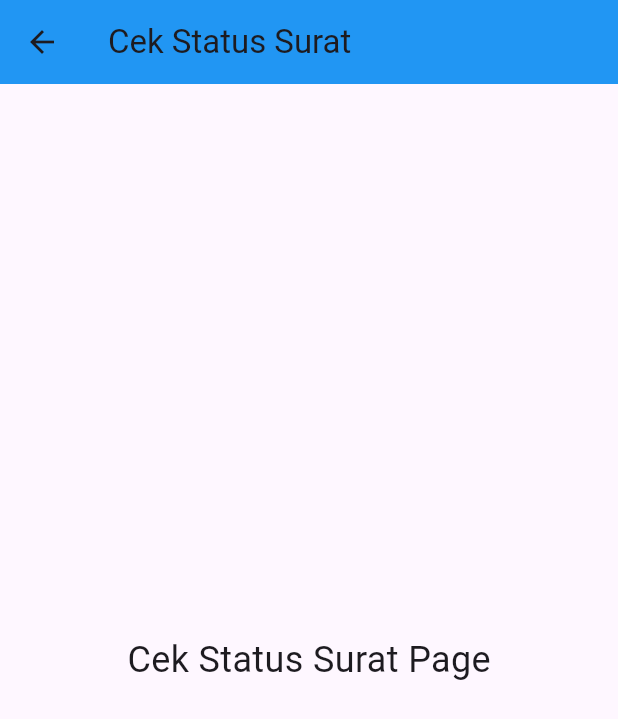
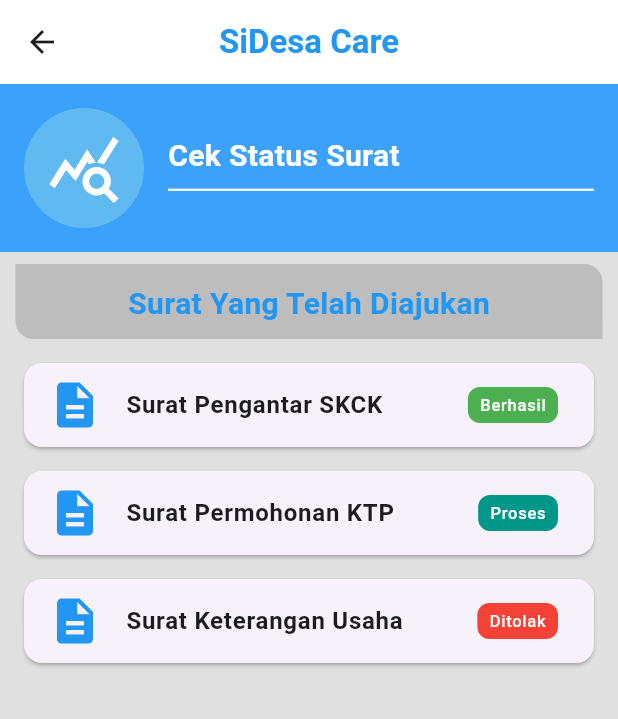
Before and after one commit to sutrisnoadit/sidesacare, a Flutter app: the DashboardClientView screen opened by its route, after a tap on "Cek Status Surat", on a phone screen of 412 x 824 dp. Shown: the top 719 px of the screen. Run offline on Flutter 3.47's test engine with Material 3 defaults, Android fonts, the phone set to English and light mode, and no system bars; our stand-ins replace get.

Commit message:
cek layanan surat

```diff
--- /dev/null
+++ b/lib/app/components/card_surat.dart
@@ -0,0 +1,42 @@
+import 'package:flutter/material.dart';
+class SuratCard extends StatelessWidget {
+  final String title;
+  final String status;
+  final Color color;
+
+  const SuratCard({
+    Key? key,
+    required this.title,
+    required this.status,
+    required this.color,
+  }) : super(key: key);
+
+  @override
+  Widget build(BuildContext context) {
+    return Card(
+      margin: const EdgeInsets.symmetric(horizontal: 16, vertical: 8),
+      child: ListTile(
+        leading: const Icon(
+          Icons.description,
+          color: Colors.blue,
+          size: 36,
+        ),
+        title: Text(
+          title,
+          style: const TextStyle(fontSize: 16, fontWeight: FontWeight.bold),
+        ),
+        trailing: Container(
+          padding: const EdgeInsets.symmetric(horizontal: 8, vertical: 4),
+          decoration: BoxDecoration(
+            color: color,
+            borderRadius: BorderRadius.circular(8),
+          ),
+          child: Text(
+            status,
+            style: const TextStyle(color: Colors.white),
+          ),
+        ),
+      ),
+    );
+  }
+}
--- /dev/null
+++ b/lib/app/modules/cek_surat/bindings/cek_surat_binding.dart
@@ -0,0 +1,12 @@
+import 'package:get/get.dart';
+
+import '../controllers/cek_surat_controller.dart';
+
+class CekSuratBinding extends Bindings {
+  @override
+  void dependencies() {
+    Get.lazyPut<CekSuratController>(
+      () => CekSuratController(),
+    );
+  }
+}
--- /dev/null
+++ b/lib/app/modules/cek_surat/controllers/cek_surat_controller.dart
@@ -0,0 +1,23 @@
+import 'package:get/get.dart';
+
+class CekSuratController extends GetxController {
+  //TODO: Implement CekSuratController
+
+  final count = 0.obs;
+  @override
+  void onInit() {
+    super.onInit();
+  }
+
+  @override
+  void onReady() {
+    super.onReady();
+  }
+
+  @override
+  void onClose() {
+    super.onClose();
+  }
+
+  void increment() => count.value++;
+}
--- /dev/null
+++ b/lib/app/modules/cek_surat/views/cek_surat_view.dart
@@ -0,0 +1,111 @@
+import 'package:flutter/material.dart';
+import 'package:get/get.dart';
+import '../controllers/cek_surat_controller.dart';
+import '../../../components/card_surat.dart';
+class CekSuratView extends GetView<CekSuratController> {
+  const CekSuratView({super.key});
+
+  @override
+  Widget build(BuildContext context) {
+    return Scaffold(
+      backgroundColor: Colors.grey[300],
+      appBar: AppBar(
+        title: const Text(
+          'SiDesa Care',
+          style: TextStyle(color: Colors.blue, fontWeight: FontWeight.bold),
+        ),
+        centerTitle: true,
+        backgroundColor: Colors.white,
+      ),
+      body: Column(
+        children: [
+          Container(
+              decoration: BoxDecoration(
+                color: const Color(0xFF3BA1FA),
+                borderRadius: BorderRadius.circular(0),
+              ),
+              padding: const EdgeInsets.all(16),
+              child: const Row(
+                children: [
+                  CircleAvatar(
+                    radius: 40,
+                    backgroundColor: Color(0xFF60B9F1),
+                    child: Icon(Icons.query_stats_outlined, size: 50, color: Colors.white
+                    ),
+                  ),
+                  const SizedBox(width: 16),
+                  const Expanded(
+                    child: Column(
+                      crossAxisAlignment: CrossAxisAlignment.start,
+                      children: [
+                        Text(
+                          'Cek Status Surat',
+                          style: TextStyle(
+                            color: Colors.white,
+                            fontSize: 20,
+                            fontWeight: FontWeight.bold,
+                          ),
+                        ),
+
+                        Divider(
+                          color: Colors.white,
+                          thickness: 1.5,
+                        ),
+                      ],
+                    ),
+                  ),
+                ],
+              )),
+
+          Container(
+            margin: const EdgeInsets.symmetric(vertical: 8),
+            padding: const EdgeInsets.all(12.0),
+            width: MediaQuery.of(context).size.width * 0.95,
+            height: 50,
+            decoration: BoxDecoration(
+              color: Colors.grey[400],
+              borderRadius: const BorderRadius.only(
+                topRight: Radius.circular(12),
+                bottomLeft: Radius.circular(12),
+              )
+            ),
+
+
+            alignment: Alignment.center,
+            child: const Text(
+              'Surat Yang Telah Diajukan',
+              style: TextStyle(
+                color: Colors.blue,
+
+                fontSize: 20,
+                fontWeight: FontWeight.bold,
+              ),
+            ),
+          ),
+
+          Expanded(
+            child: ListView(
+              children: const [
+                SuratCard(
+                  title: 'Surat Pengantar SKCK',
+                  status: 'Berhasil',
+                  color: Colors.green,
+                ),
+                SuratCard(
+                  title: 'Surat Permohonan KTP',
+                  status: 'Proses',
+                  color: Colors.teal,
+                ),
+                SuratCard(
+                  title: 'Surat Keterangan Usaha',
+                  status: 'Ditolak',
+                  color: Colors.red,
+                ),
+              ],
+            ),
+          ),
+        ],
+      ),
+    );
+  }
+}
--- a/lib/app/modules/dashboardClient/views/dashboard_client_view.dart
+++ b/lib/app/modules/dashboardClient/views/dashboard_client_view.dart
@@ -98,7 +98,7 @@ class DashboardClientView extends StatelessWidget {
                   icon: Icons.query_stats_outlined,
                   title: 'Cek Status Surat',
                   onTap: () =>
-                      Get.to(() => PlaceholderPage(title: 'Cek Status Surat')),
+                      Get.toNamed(Routes.CEK_SURAT),
                 ),
                 MenuItem(
                   icon: Icons.question_answer_outlined,
--- a/lib/app/routes/app_pages.dart
+++ b/lib/app/routes/app_pages.dart
@@ -1,5 +1,7 @@
 import 'package:get/get.dart';
 
+import '../modules/cek_surat/bindings/cek_surat_binding.dart';
+import '../modules/cek_surat/views/cek_surat_view.dart';
 import '../modules/dashboardClient/bindings/dashboard_client_binding.dart';
 import '../modules/dashboardClient/views/dashboard_client_view.dart';
 import '../modules/home/bindings/home_binding.dart';
@@ -37,5 +39,10 @@ class AppPages {
       page: () => const LayananSuratView(),
       binding: LayananSuratBinding(),
     ),
+    GetPage(
+      name: _Paths.CEK_SURAT,
+      page: () => const CekSuratView(),
+      binding: CekSuratBinding(),
+    ),
   ];
 }
--- a/lib/app/routes/app_routes.dart
+++ b/lib/app/routes/app_routes.dart
@@ -7,6 +7,7 @@ abstract class Routes {
   static const SIGNINPAGE = _Paths.SIGNINPAGE;
   static const DASHBOARD_CLIENT = _Paths.DASHBOARD_CLIENT;
   static const LAYANAN_SURAT = _Paths.LAYANAN_SURAT;
+  static const CEK_SURAT = _Paths.CEK_SURAT;
 }
 
 abstract class _Paths {
@@ -15,4 +16,5 @@ abstract class _Paths {
   static const SIGNINPAGE = '/signinpage';
   static const DASHBOARD_CLIENT = '/dashboard-client';
   static const LAYANAN_SURAT = '/layanan-surat';
+  static const CEK_SURAT = '/cek-surat';
 }
```
